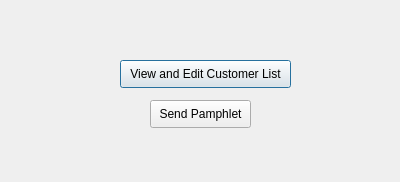
Before: the Qt Designer form loginscreen/adminoption.ui in jgrady15/CS1C-Project-1, drawn with Qt 5.
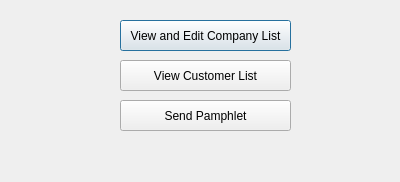
After: the same form once the commit is applied.

```diff
--- a/loginscreen/adminoption.ui
+++ b/loginscreen/adminoption.ui
@@ -17,28 +17,41 @@
    <property name="geometry">
     <rect>
      <x>120</x>
-     <y>60</y>
+     <y>20</y>
      <width>171</width>
-     <height>28</height>
+     <height>31</height>
     </rect>
    </property>
    <property name="text">
-    <string>View and Edit Customer List</string>
+    <string>View and Edit Company List</string>
    </property>
   </widget>
   <widget class="QPushButton" name="pushButton_2">
    <property name="geometry">
     <rect>
-     <x>150</x>
+     <x>120</x>
      <y>100</y>
-     <width>101</width>
-     <height>28</height>
+     <width>171</width>
+     <height>31</height>
     </rect>
    </property>
    <property name="text">
     <string>Send Pamphlet</string>
    </property>
   </widget>
+  <widget class="QPushButton" name="pushButton_3">
+   <property name="geometry">
+    <rect>
+     <x>120</x>
+     <y>60</y>
+     <width>171</width>
+     <height>31</height>
+    </rect>
+   </property>
+   <property name="text">
+    <string>View Customer List</string>
+   </property>
+  </widget>
  </widget>
  <resources/>
  <connections>
```
Left out of the diff: 4 changed lines with no effect on the pictures.
